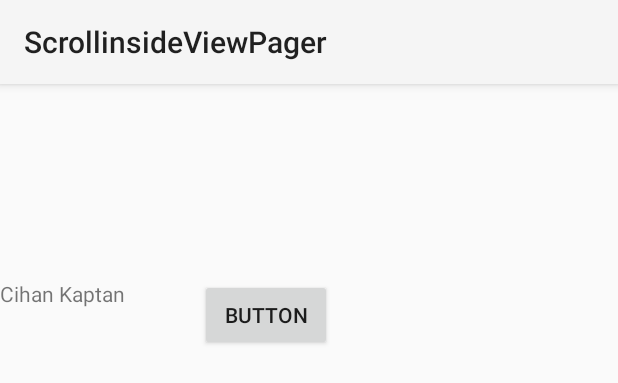
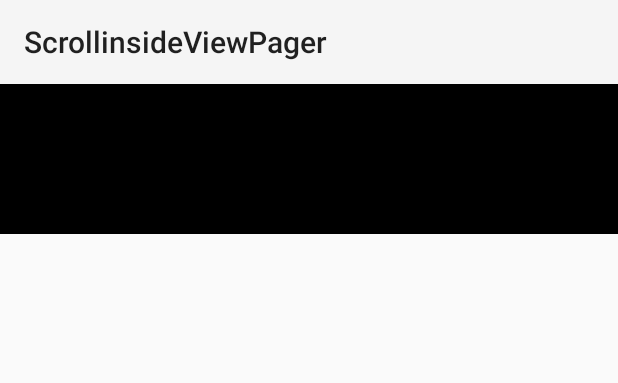
Before and after one commit to cnkaptan/ScrollinsideViewPager, an Android app: the layout activity_main.xml on its own in the app's theme, with its tools: preview values and no code run, on a phone screen of 412 x 824 dp. Shown: the top 383 px of the screen. Run offline under Robolectric (Android 15) with nearby library versions, the phone set to English and light mode, and no system bars.

Commit message:
Before Custom ViewPager

```diff
--- a/app/src/main/res/layout/activity_main.xml
+++ b/app/src/main/res/layout/activity_main.xml
@@ -11,42 +11,7 @@
         android:id="@+id/pager"
         android:layout_width="match_parent"
         android:layout_height="100dp"
-        tools:context=".MainActivity" />
-
-
-    <RelativeLayout
-        android:layout_width="match_parent"
-        android:layout_height="match_parent"
-        tools:context=".MainActivity">
-
-        <com.devsmart.android.ui.HorizontalListView
-            android:id="@+id/mevsimlerList"
-            android:layout_width="wrap_content"
-            android:layout_height="30dp"/>
-
-        <TextView
-            android:id="@+id/denemeTextView"
-            android:layout_width="wrap_content"
-            android:layout_height="wrap_content"
-            android:layout_below="@id/mevsimlerList"
-            android:text="Cihan Kaptan"/>
-
-        <Button
-            android:id="@+id/denemeButton"
-            android:layout_width="wrap_content"
-            android:layout_height="wrap_content"
-            android:layout_below="@id/mevsimlerList"
-            android:layout_toRightOf="@id/denemeTextView"
-            android:layout_marginLeft="50dp"
-            android:text="Button" />
-
-        <ListView
-            android:id="@+id/vertical_listview"
-            android:layout_width="match_parent"
-            android:layout_height="wrap_content"
-            android:layout_below="@id/denemeButton"/>
-
-    </RelativeLayout>
-
+        tools:context=".MainActivity"
+        android:background="#000000"/>
 
 </LinearLayout>
--- a/app/src/main/res/layout/fragment_main.xml
+++ b/app/src/main/res/layout/fragment_main.xml
@@ -8,7 +8,7 @@
         android:layout_width="wrap_content"
         android:layout_height="wrap_content"
         android:textSize="20sp"
-        android:textColor="#000000"
+        android:textColor="#FFFFFF"
         android:text="BURADA"/>
 
 
@@ -17,6 +17,7 @@
         android:id="@+id/mevsimlerList"
         android:layout_width="wrap_content"
         android:layout_height="30dp"
-        android:layout_below="@id/section_label"/>
+        android:layout_below="@id/section_label"
+        android:background="#FFFFFF"/>
 
 </RelativeLayout>
```
Also changed, not shown: app/src/main/java/com/solidict/scrollinsideviewpager/MainActivity.java (+12 -24 lines).
